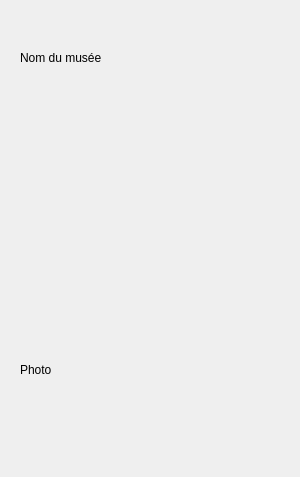
Before: the Qt Designer form ProjetsCPP/GeoStation_Projet/museesmozaicwidget.ui in CALF75/FormationAJC, drawn with Qt 5.
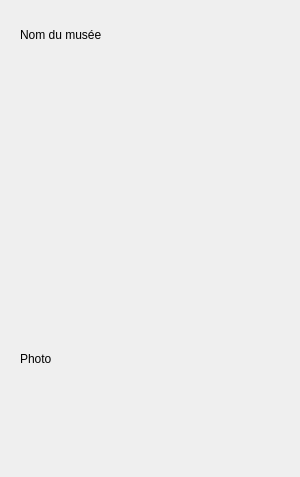
After: the same form once the commit is applied. Custom widgets are drawn as their Qt base class.

The edit to the form file:
```diff
--- a/ProjetsCPP/GeoStation_Projet/museesmozaicwidget.ui
+++ b/ProjetsCPP/GeoStation_Projet/museesmozaicwidget.ui
@@ -30,10 +30,16 @@
        <layout class="QVBoxLayout" name="verticalLayout">
         <item>
          <widget class="QLabel" name="label_nomMusee">
+          <property name="minimumSize">
+           <size>
+            <width>0</width>
+            <height>20</height>
+           </size>
+          </property>
           <property name="maximumSize">
            <size>
             <width>16777215</width>
-            <height>75</height>
+            <height>30</height>
            </size>
           </property>
           <property name="text">
@@ -45,6 +51,9 @@
          <layout class="QGridLayout" name="gridLayout">
           <item row="0" column="1">
            <widget class="QLabel" name="droite_adresse">
+            <property name="styleSheet">
+             <string notr="true">background-color: none;</string>
+            </property>
             <property name="text">
              <string/>
             </property>
@@ -59,6 +68,9 @@
           </item>
           <item row="2" column="1">
            <widget class="QLabel" name="droite_fermeture">
+            <property name="styleSheet">
+             <string notr="true">background-color: none;</string>
+            </property>
             <property name="text">
              <string/>
             </property>
@@ -66,6 +78,9 @@
           </item>
           <item row="1" column="1">
            <widget class="QLabel" name="droite_horaires">
+            <property name="styleSheet">
+             <string notr="true">background-color: none;</string>
+            </property>
             <property name="text">
              <string/>
             </property>
@@ -94,6 +109,9 @@
           </item>
           <item row="3" column="1">
            <widget class="QLabel" name="droite_nocturnes">
+            <property name="styleSheet">
+             <string notr="true">background-color: none;</string>
+            </property>
             <property name="text">
              <string/>
             </property>
```
